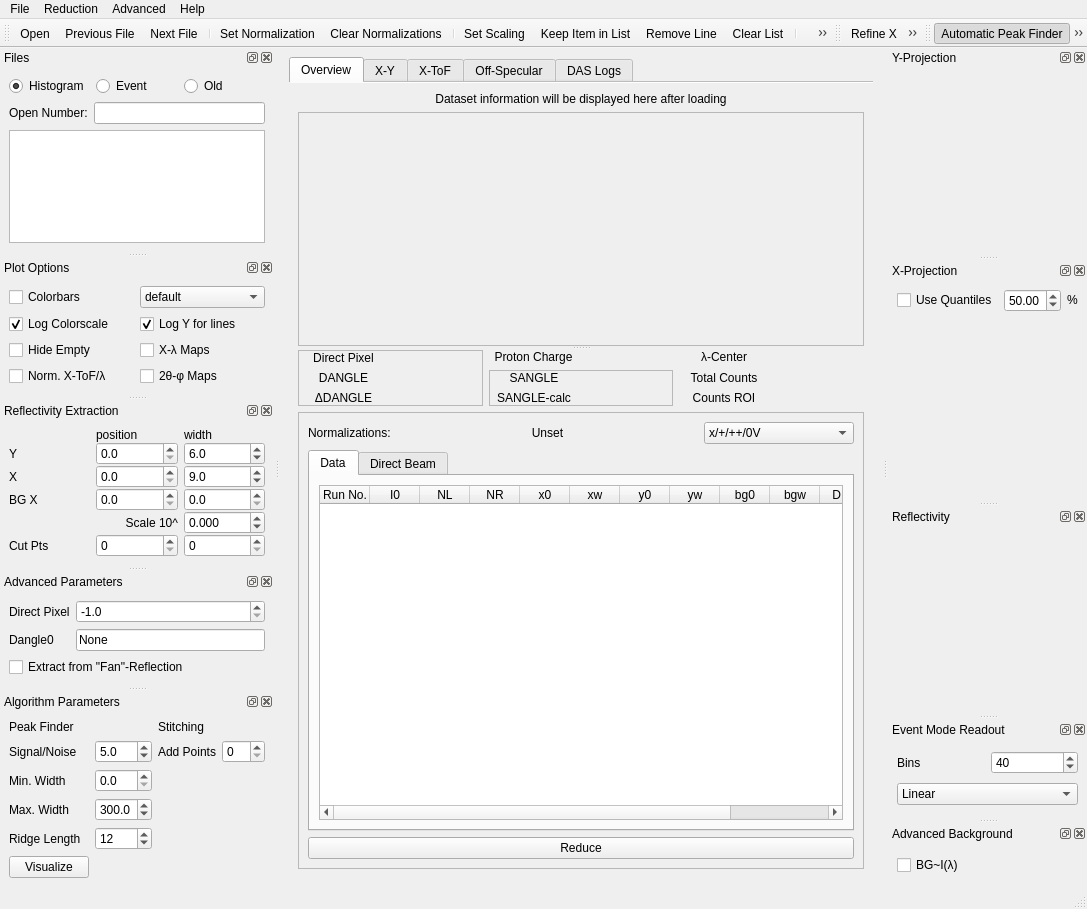
aglavic/quicknxs, file designer/main_window.ui: the form before one commit.
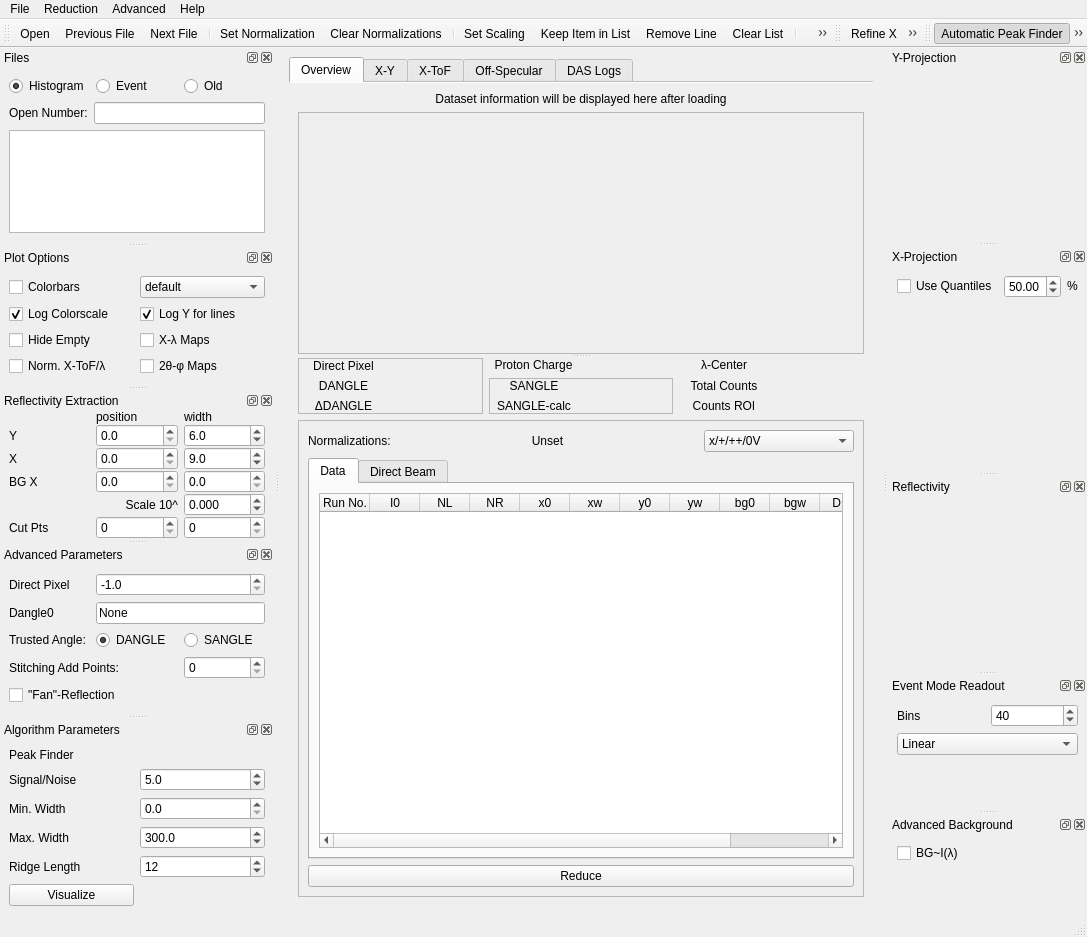
The form after the commit. Icons and pictures are not drawn. Custom widgets are drawn as their Qt base class.

Commit message: Tusted angle selection

```diff
--- a/designer/main_window.ui
+++ b/designer/main_window.ui
@@ -1422,6 +1422,19 @@
        </property>
       </widget>
      </item>
+     <item row="5" column="0">
+      <spacer name="verticalSpacer_4">
+       <property name="orientation">
+        <enum>Qt::Vertical</enum>
+       </property>
+       <property name="sizeHint" stdset="0">
+        <size>
+         <width>20</width>
+         <height>40</height>
+        </size>
+       </property>
+      </spacer>
+     </item>
     </layout>
    </widget>
   </widget>
@@ -1555,7 +1568,7 @@
      <property name="verticalSpacing">
       <number>0</number>
      </property>
-     <item row="2" column="0">
+     <item row="1" column="0">
       <widget class="QLabel" name="label_3">
        <property name="toolTip">
         <string>Y Pixel Window</string>
@@ -1565,7 +1578,7 @@
        </property>
       </widget>
      </item>
-     <item row="7" column="0" colspan="2">
+     <item row="6" column="0" colspan="2">
       <widget class="QLabel" name="label_5">
        <property name="toolTip">
         <string>Scaling factor for the reflectivity in powers of 10</string>
@@ -1578,7 +1591,7 @@
        </property>
       </widget>
      </item>
-     <item row="2" column="2">
+     <item row="1" column="2">
       <widget class="QDoubleSpinBox" name="refYWidth">
        <property name="toolTip">
         <string>Width of region used for extraction</string>
@@ -1597,7 +1610,7 @@
        </property>
       </widget>
      </item>
-     <item row="4" column="2">
+     <item row="3" column="2">
       <widget class="QDoubleSpinBox" name="refXWidth">
        <property name="toolTip">
         <string>Width of region used for extraction</string>
@@ -1616,7 +1629,7 @@
        </property>
       </widget>
      </item>
-     <item row="7" column="2">
+     <item row="6" column="2">
       <widget class="QDoubleSpinBox" name="refScale">
        <property name="toolTip">
         <string>Scaling factor for the reflectivity in powers of 10</string>
@@ -1638,7 +1651,7 @@
        </property>
       </widget>
      </item>
-     <item row="1" column="2">
+     <item row="0" column="2">
       <widget class="QLabel" name="label_2">
        <property name="text">
         <string>width</string>
@@ -1648,7 +1661,7 @@
        </property>
       </widget>
      </item>
-     <item row="1" column="1">
+     <item row="0" column="1">
       <widget class="QLabel" name="label">
        <property name="text">
         <string>position</string>
@@ -1658,20 +1671,7 @@
        </property>
       </widget>
      </item>
-     <item row="0" column="1">
-      <spacer name="verticalSpacer_2">
-       <property name="orientation">
-        <enum>Qt::Vertical</enum>
-       </property>
-       <property name="sizeHint" stdset="0">
-        <size>
-         <width>20</width>
-         <height>40</height>
-        </size>
-       </property>
-      </spacer>
-     </item>
-     <item row="9" column="1">
+     <item row="8" column="1">
       <spacer name="verticalSpacer">
        <property name="orientation">
         <enum>Qt::Vertical</enum>
@@ -1684,7 +1684,7 @@
        </property>
       </spacer>
      </item>
-     <item row="4" column="1">
+     <item row="3" column="1">
       <widget class="QDoubleSpinBox" name="refXPos">
        <property name="toolTip">
         <string>Center of region used for extraction</string>
@@ -1697,7 +1697,7 @@
        </property>
       </widget>
      </item>
-     <item row="5" column="1">
+     <item row="4" column="1">
       <widget class="QDoubleSpinBox" name="bgCenter">
        <property name="toolTip">
         <string>Center of region used for extraction</string>
@@ -1710,7 +1710,7 @@
        </property>
       </widget>
      </item>
-     <item row="5" column="2">
+     <item row="4" column="2">
       <widget class="QDoubleSpinBox" name="bgWidth">
        <property name="toolTip">
         <string>Width of region used for extraction</string>
@@ -1723,7 +1723,7 @@
        </property>
       </widget>
      </item>
-     <item row="5" column="0">
+     <item row="4" column="0">
       <widget class="QLabel" name="label_6">
        <property name="toolTip">
         <string>Background X Pixel Window</string>
@@ -1733,14 +1733,14 @@
        </property>
       </widget>
      </item>
-     <item row="8" column="0">
+     <item row="7" column="0">
       <widget class="QLabel" name="label_20">
        <property name="text">
         <string>Cut Pts</string>
        </property>
       </widget>
      </item>
-     <item row="8" column="1">
+     <item row="7" column="1">
       <widget class="QSpinBox" name="rangeStart">
        <property name="toolTip">
         <string>&lt;html&gt;&lt;head/&gt;&lt;body&gt;&lt;p&gt;Remove points from the extracted intensity on the low Q side. &lt;/p&gt;&lt;p&gt;Uses the full ToF range available in the file, so it is possible it does not have any effect for lower values.&lt;/p&gt;&lt;/body&gt;&lt;/html&gt;</string>
@@ -1750,7 +1750,7 @@
        </property>
       </widget>
      </item>
-     <item row="8" column="2">
+     <item row="7" column="2">
       <widget class="QSpinBox" name="rangeEnd">
        <property name="toolTip">
         <string>&lt;html&gt;&lt;head/&gt;&lt;body&gt;&lt;p&gt;Remove points from the extracted intensity on the high Q side. &lt;/p&gt;&lt;p&gt;Uses the full ToF range available in the file, so it is possible it does not have any effect for lower values.&lt;/p&gt;&lt;/body&gt;&lt;/html&gt;</string>
@@ -1763,7 +1763,7 @@
        </property>
       </widget>
      </item>
-     <item row="2" column="1">
+     <item row="1" column="1">
       <widget class="QDoubleSpinBox" name="refYPos">
        <property name="toolTip">
         <string>Center of region used for extraction</string>
@@ -1776,7 +1776,7 @@
        </property>
       </widget>
      </item>
-     <item row="4" column="0">
+     <item row="3" column="0">
       <widget class="QLabel" name="label_4">
        <property name="toolTip">
         <string>X Pixel Window</string>
@@ -1821,7 +1821,24 @@
     <number>1</number>
    </attribute>
    <widget class="QWidget" name="dockWidgetContents_7">
-    <layout class="QFormLayout" name="formLayout">
+    <layout class="QGridLayout" name="gridLayout_12">
+     <item row="1" column="0">
+      <widget class="QLabel" name="label_19">
+       <property name="toolTip">
+        <string>&lt;html&gt;&lt;head/&gt;&lt;body&gt;&lt;p&gt;Overwrite the DANGLE0 value from the datafile.&lt;/p&gt;&lt;p&gt;Useful if the values have not been set properly during the measurement.&lt;/p&gt;&lt;/body&gt;&lt;/html&gt;</string>
+       </property>
+       <property name="text">
+        <string>Dangle0</string>
+       </property>
+      </widget>
+     </item>
+     <item row="2" column="0">
+      <widget class="QLabel" name="label_30">
+       <property name="text">
+        <string>Trusted Angle:</string>
+       </property>
+      </widget>
+     </item>
      <item row="0" column="0">
       <widget class="QLabel" name="label_18">
        <property name="toolTip">
@@ -1832,7 +1849,7 @@
        </property>
       </widget>
      </item>
-     <item row="0" column="1">
+     <item row="0" column="1" colspan="2">
       <widget class="QDoubleSpinBox" name="directPixelOverwrite">
        <property name="sizePolicy">
         <sizepolicy hsizetype="Preferred" vsizetype="Fixed">
@@ -1860,42 +1877,79 @@
        </property>
       </widget>
      </item>
-     <item row="1" column="0">
-      <widget class="QLabel" name="label_19">
-       <property name="toolTip">
-        <string>&lt;html&gt;&lt;head/&gt;&lt;body&gt;&lt;p&gt;Overwrite the DANGLE0 value from the datafile.&lt;/p&gt;&lt;p&gt;Useful if the values have not been set properly during the measurement.&lt;/p&gt;&lt;/body&gt;&lt;/html&gt;</string>
-       </property>
+     <item row="2" column="1">
+      <widget class="QRadioButton" name="trustDANGLE">
        <property name="text">
-        <string>Dangle0</string>
+        <string>DANGLE</string>
        </property>
+       <property name="checked">
+        <bool>true</bool>
+       </property>
       </widget>
      </item>
-     <item row="1" column="1">
-      <widget class="QLineEdit" name="dangle0Overwrite">
-       <property name="sizePolicy">
-        <sizepolicy hsizetype="Preferred" vsizetype="Fixed">
-         <horstretch>0</horstretch>
-         <verstretch>0</verstretch>
-        </sizepolicy>
+     <item row="3" column="0" colspan="2">
+      <widget class="QLabel" name="label_31">
+       <property name="text">
+        <string>Stitching Add Points:</string>
        </property>
+      </widget>
+     </item>
+     <item row="3" column="2">
+      <widget class="QSpinBox" name="addStitchPoints">
        <property name="toolTip">
         <string>&lt;html&gt;&lt;head/&gt;&lt;body&gt;&lt;p&gt;Overwrite the DANGLE0 value from the datafile.&lt;/p&gt;&lt;p&gt;Useful if the values have not been set properly during the measurement.&lt;/p&gt;&lt;/body&gt;&lt;/html&gt;</string>
        </property>
-       <property name="text">
-        <string>None</string>
+       <property name="maximum">
+        <number>20</number>
        </property>
       </widget>
      </item>
-     <item row="2" column="0" colspan="2">
+     <item row="5" column="0" colspan="2">
       <widget class="QCheckBox" name="fanReflectivity">
        <property name="toolTip">
         <string>&lt;html&gt;&lt;head/&gt;&lt;body&gt;&lt;p&gt;Evaluate Q for each X line of the reflectivity and combine these measurements.&lt;/p&gt;&lt;p&gt;Can be used with a large X-width of e.g. 15 for samples scattering to a large 2θ area.&lt;/p&gt;&lt;/body&gt;&lt;/html&gt;</string>
        </property>
        <property name="text">
-        <string>Extract from &quot;Fan&quot;-Reflection</string>
+        <string>&quot;Fan&quot;-Reflection</string>
        </property>
       </widget>
      </item>
+     <item row="1" column="1" colspan="2">
+      <widget class="QLineEdit" name="dangle0Overwrite">
+       <property name="sizePolicy">
+        <sizepolicy hsizetype="Preferred" vsizetype="Fixed">
+         <horstretch>0</horstretch>
+         <verstretch>0</verstretch>
+        </sizepolicy>
+       </property>
+       <property name="toolTip">
+        <string>&lt;html&gt;&lt;head/&gt;&lt;body&gt;&lt;p&gt;Overwrite the DANGLE0 value from the datafile.&lt;/p&gt;&lt;p&gt;Useful if the values have not been set properly during the measurement.&lt;/p&gt;&lt;/body&gt;&lt;/html&gt;</string>
+       </property>
+       <property name="text">
+        <string>None</string>
+       </property>
+      </widget>
+     </item>
+     <item row="2" column="2">
+      <widget class="QRadioButton" name="trustSANGLE">
+       <property name="text">
+        <string>SANGLE</string>
+       </property>
+      </widget>
+     </item>
+     <item row="6" column="0">
+      <spacer name="verticalSpacer_2">
+       <property name="orientation">
+        <enum>Qt::Vertical</enum>
+       </property>
+       <property name="sizeHint" stdset="0">
+        <size>
+         <width>20</width>
+         <height>40</height>
+        </size>
+       </property>
+      </spacer>
+     </item>
     </layout>
    </widget>
   </widget>
@@ -1986,13 +2040,6 @@
        </property>
       </widget>
      </item>
-     <item row="0" column="2">
-      <widget class="QLabel" name="label_30">
-       <property name="text">
-        <string>Stitching</string>
-       </property>
-      </widget>
-     </item>
      <item row="5" column="0">
       <widget class="QPushButton" name="pushButton">
        <property name="text">
@@ -2007,22 +2054,18 @@
        </property>
       </widget>
      </item>
-     <item row="1" column="2">
-      <widget class="QLabel" name="label_31">
-       <property name="text">
-        <string>Add Points</string>
+     <item row="6" column="0">
+      <spacer name="verticalSpacer_3">
+       <property name="orientation">
+        <enum>Qt::Vertical</enum>
        </property>
-      </widget>
-     </item>
-     <item row="1" column="3">
-      <widget class="QSpinBox" name="addStitchPoints">
-       <property name="toolTip">
-        <string>When Stitching together two scans, add this amount of points from each scan to the overlap area for the fit.</string>
+       <property name="sizeHint" stdset="0">
+        <size>
+         <width>20</width>
+         <height>40</height>
+        </size>
        </property>
-       <property name="maximum">
-        <number>20</number>
-       </property>
-      </widget>
+      </spacer>
      </item>
     </layout>
    </widget>
@@ -2102,6 +2145,19 @@
        </item>
       </widget>
      </item>
+     <item>
+      <spacer name="verticalSpacer_6">
+       <property name="orientation">
+        <enum>Qt::Vertical</enum>
+       </property>
+       <property name="sizeHint" stdset="0">
+        <size>
+         <width>20</width>
+         <height>40</height>
+        </size>
+       </property>
+      </spacer>
+     </item>
     </layout>
    </widget>
   </widget>
@@ -2124,6 +2180,19 @@
        </property>
       </widget>
      </item>
+     <item>
+      <spacer name="verticalSpacer_5">
+       <property name="orientation">
+        <enum>Qt::Vertical</enum>
+       </property>
+       <property name="sizeHint" stdset="0">
+        <size>
+         <width>20</width>
+         <height>40</height>
+        </size>
+       </property>
+      </spacer>
+     </item>
     </layout>
    </widget>
   </widget>
```
Left out of the diff: 21 changed lines with no effect on the pictures. The commit also changes 8 other files.
